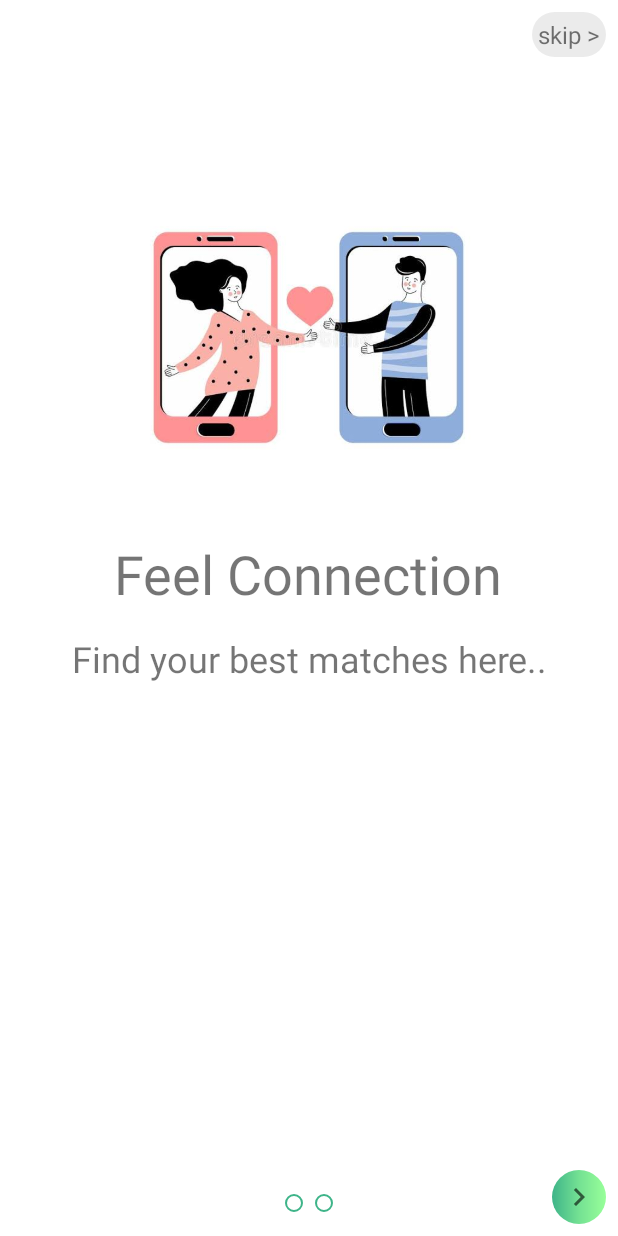
After one commit to Bhavit1008/DateWay, an Android app: the layout fragment_first_screen.xml on its own in the app's theme, with its tools: preview values and no code run, on a phone screen of 412 x 824 dp. The commit adds this screen. Run offline under Robolectric (Android 15) with nearby library versions, the phone set to English and light mode, and no system bars.

Commit message:
on boarding screen and profile ui

```diff
--- a/app/build.gradle
+++ b/app/build.gradle
@@ -63,5 +63,7 @@ dependencies {
     //heart animation
     implementation 'pub.hanks:smallbang:1.2.2'
 
+    //dots
+    implementation 'com.tbuonomo:dotsindicator:4.2'
 
 }
--- a/app/src/main/java/com/example/dateme/ui/auth/splash_screen_class.kt
+++ b/app/src/main/java/com/example/dateme/ui/auth/splash_screen_class.kt
@@ -6,6 +6,7 @@ import android.os.Handler
 import androidx.appcompat.app.AppCompatActivity
 import com.example.dateme.MainActivity
 import com.example.dateme.R
+import com.example.dateme.ui.intro.IntroActivity
 
 class splash_screen_class : AppCompatActivity() {
 
@@ -15,7 +16,7 @@ class splash_screen_class : AppCompatActivity() {
 
         val handler = Handler()
         handler.postDelayed(Runnable {
-            val intent = Intent(this,MainActivity::class.java)
+            val intent = Intent(this,IntroActivity::class.java)
             startActivity(intent)
             finish()
         },500)
--- a/app/src/main/res/drawable/circle.xml
+++ b/app/src/main/res/drawable/circle.xml
@@ -6,7 +6,7 @@
     <solid android:color="@android:color/transparent" />
 
     <stroke
-        android:width="10dp"
-        android:color="#fff" />
+        android:width="1dp"
+        android:color="#3EB489" />
 
 </shape>
--- /dev/null
+++ b/app/src/main/res/drawable/ic_baseline_navigate_next_24.xml
@@ -0,0 +1,11 @@
+<vector xmlns:android="http://schemas.android.com/apk/res/android"
+    android:width="24dp"
+    android:height="24dp"
+    android:viewportWidth="24"
+    android:viewportHeight="24"
+    android:tint="?attr/colorControlNormal"
+    android:autoMirrored="true">
+  <path
+      android:fillColor="@android:color/white"
+      android:pathData="M10,6L8.59,7.41 13.17,12l-4.58,4.59L10,18l6,-6z"/>
+</vector>
--- /dev/null
+++ b/app/src/main/res/layout/fragment_first_screen.xml
@@ -0,0 +1,84 @@
+<?xml version="1.0" encoding="utf-8"?>
+<RelativeLayout xmlns:android="http://schemas.android.com/apk/res/android"
+    xmlns:tools="http://schemas.android.com/tools"
+    android:layout_width="match_parent"
+    android:layout_height="match_parent"
+    tools:context=".ui.intro.SecondScreen">
+
+    <!-- TODO: Update blank fragment layout -->
+    <TextView
+        android:layout_width="wrap_content"
+        android:layout_height="wrap_content"
+        android:text="skip >"
+        android:background="@drawable/edit_text_background"
+        android:textSize="16sp"
+        android:padding="4dp"
+        android:layout_margin="8dp"
+        android:layout_alignParentRight="true"
+        android:id="@+id/skip_btn_second"/>
+
+    <ImageView
+        android:layout_width="250dp"
+        android:layout_height="250dp"
+        android:src="@drawable/first_screen"
+       android:layout_marginTop="100dp"
+        android:layout_centerHorizontal="true"
+        android:id="@+id/img_center_second"
+        />
+    <TextView
+        android:layout_width="wrap_content"
+        android:layout_height="wrap_content"
+        android:text="Feel Connection"
+        android:textSize="36dp"
+        android:layout_below="@id/img_center_second"
+        android:layout_centerHorizontal="true"
+        android:layout_margin="8dp"
+        android:id="@+id/main_heading_txt_second"/>
+    <TextView
+        android:layout_width="wrap_content"
+        android:layout_height="wrap_content"
+        android:text="Find your best matches here.."
+        android:textSize="24dp"
+        android:gravity="center"
+        android:layout_below="@id/main_heading_txt_second"
+        android:layout_centerHorizontal="true"
+        android:layout_margin="8dp"/>
+
+    <LinearLayout
+        android:layout_width="wrap_content"
+        android:layout_height="wrap_content"
+        android:orientation="horizontal"
+        android:weightSum="2"
+        android:id="@+id/indicator_layout_second"
+        android:layout_alignParentBottom="true"
+        android:layout_centerHorizontal="true"
+        android:layout_margin="16dp">
+        <ImageView
+            android:layout_width="12dp"
+            android:layout_height="12dp"
+            android:src="@drawable/circle"
+            android:layout_marginRight="8dp"
+            android:id="@+id/first_dot"/>
+        <ImageView
+            android:layout_width="12dp"
+            android:layout_height="12dp"
+            android:src="@drawable/circle"/>
+
+    </LinearLayout>
+    <LinearLayout
+        android:layout_width="36dp"
+        android:layout_height="36dp"
+        android:orientation="vertical"
+        android:background="@drawable/btn_backgrounde"
+        android:padding="3dp"
+        android:gravity="center"
+        android:layout_alignParentBottom="true"
+        android:layout_margin="8dp"
+        android:layout_alignParentRight="true">
+
+    <ImageView
+        android:layout_width="24dp"
+        android:layout_height="24dp"
+        android:src="@drawable/ic_baseline_navigate_next_24"/>
+    </LinearLayout>
+</RelativeLayout>
```
Also changed, not shown: app/src/main/AndroidManifest.xml (+9 -6 lines), app/src/main/java/com/example/dateme/adapter/IntroViewAdapter.kt (added, +28 -0 lines), app/src/main/java/com/example/dateme/ui/intro/FirstScreen.kt (added, +53 -0 lines), app/src/main/java/com/example/dateme/ui/intro/IntroActivity.kt (added, +77 -0 lines), app/src/main/java/com/example/dateme/ui/intro/SecondScreen.kt (added, +64 -0 lines), app/src/main/res/layout/activity_intro.xml (added, +25 -0 lines), app/src/main/res/layout/fragment_home_.xml (+14 -9 lines), app/src/main/res/layout/fragment_second_screen.xml (added, +82 -0 lines), app/src/main/res/drawable/chat_second.jpg (added), app/src/main/res/drawable/first_screen.jpeg (added).
